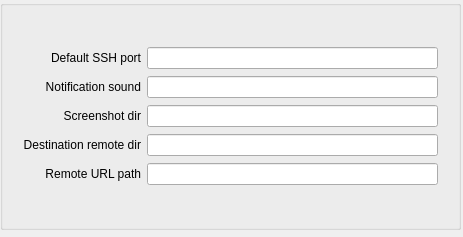
VerKnowSys/Syndir, file screenshot_sync_app/Synshot.ui: the form before one commit.
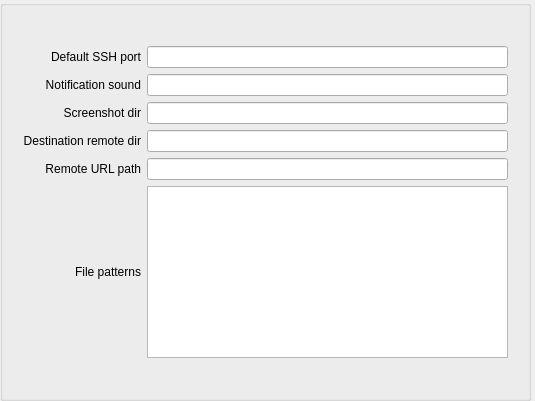
The form after the commit.

Commit message: Defined allowed file types editor in configuration widget.

The edit to the form file:
```diff
--- a/screenshot_sync_app/Synshot.ui
+++ b/screenshot_sync_app/Synshot.ui
@@ -10,8 +10,8 @@
    <rect>
     <x>0</x>
     <y>0</y>
-    <width>463</width>
-    <height>237</height>
+    <width>535</width>
+    <height>401</height>
    </rect>
   </property>
   <property name="focusPolicy">
@@ -31,8 +31,8 @@
     <rect>
      <x>0</x>
      <y>0</y>
-     <width>461</width>
-     <height>230</height>
+     <width>531</width>
+     <height>401</height>
     </rect>
    </property>
    <property name="title">
@@ -202,6 +202,36 @@
       </property>
      </widget>
     </item>
+    <item row="6" column="0">
+     <widget class="QLabel" name="defaultPortLabel_6">
+      <property name="layoutDirection">
+       <enum>Qt::LeftToRight</enum>
+      </property>
+      <property name="text">
+       <string>File patterns</string>
+      </property>
+      <property name="scaledContents">
+       <bool>false</bool>
+      </property>
+      <property name="alignment">
+       <set>Qt::AlignRight|Qt::AlignTrailing|Qt::AlignVCenter</set>
+      </property>
+      <property name="margin">
+       <number>2</number>
+      </property>
+     </widget>
+    </item>
+    <item row="6" column="1">
+     <widget class="QPlainTextEdit" name="allowedFileTypes">
+      <property name="cursor" stdset="0">
+       <cursorShape>IBeamCursor</cursorShape>
+      </property>
+      <property name="plainText">
+       <string>
+</string>
+      </property>
+     </widget>
+    </item>
    </layout>
   </widget>
  </widget>
```
Left out of the diff: 5 changed lines with no effect on the pictures.
